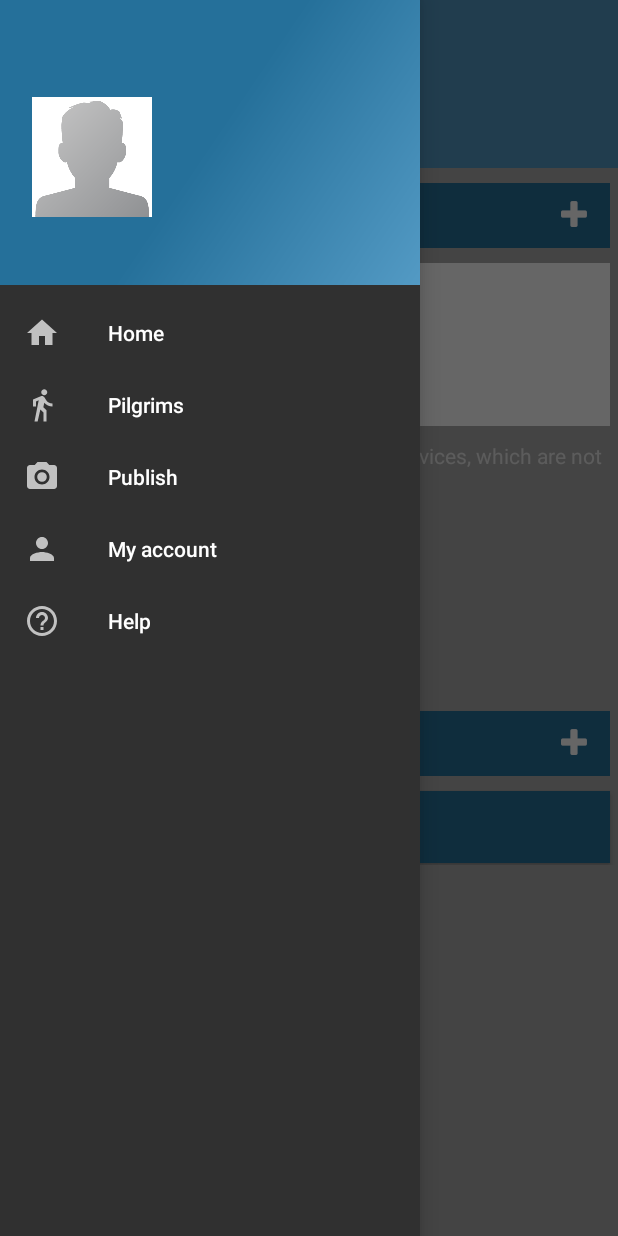
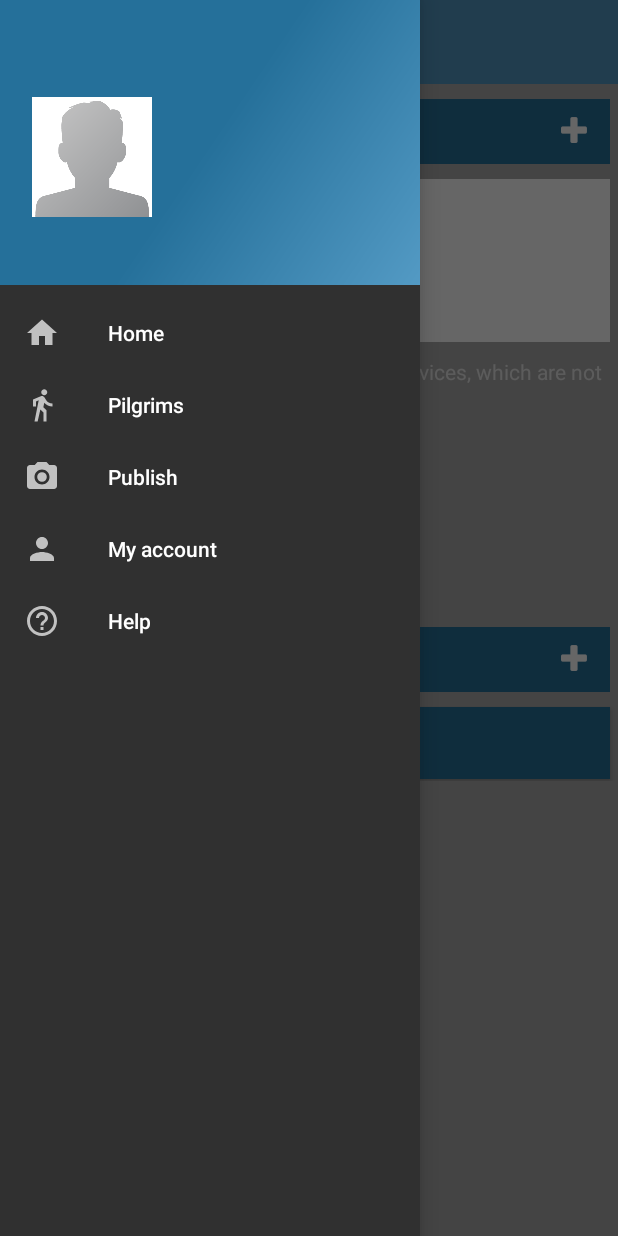
Before and after one commit to mperezf31/SocialWay, an Android app: the fragment LoadPublicationFragment placed in its activity, with the side drawer open, on a phone screen of 412 x 824 dp. Run offline under Robolectric (Android 15) with nearby library versions, the phone set to English and light mode, and no system bars; pictures from the network do not load; 4 statements that could not run were skipped.

Commit message:
Refactor code to do publish

```diff
--- a/app/src/main/res/layout/fragment_load_publication.xml
+++ b/app/src/main/res/layout/fragment_load_publication.xml
@@ -5,8 +5,6 @@
     android:layout_width="match_parent"
     android:layout_height="match_parent"
     xmlns:android="http://schemas.android.com/apk/res/android">
-
-    <include layout="@layout/toolbar"/>
 
     <ScrollView
         android:layout_width="match_parent"
```
